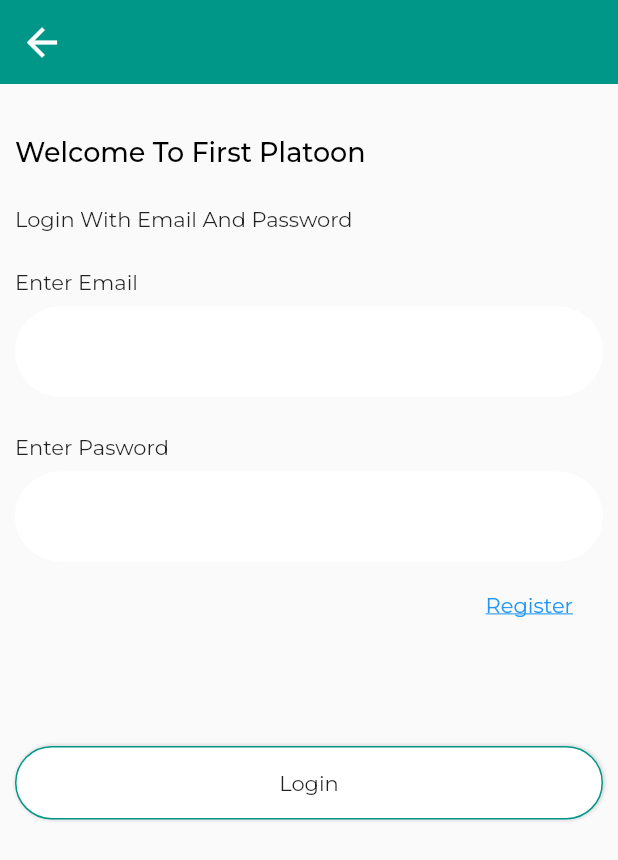
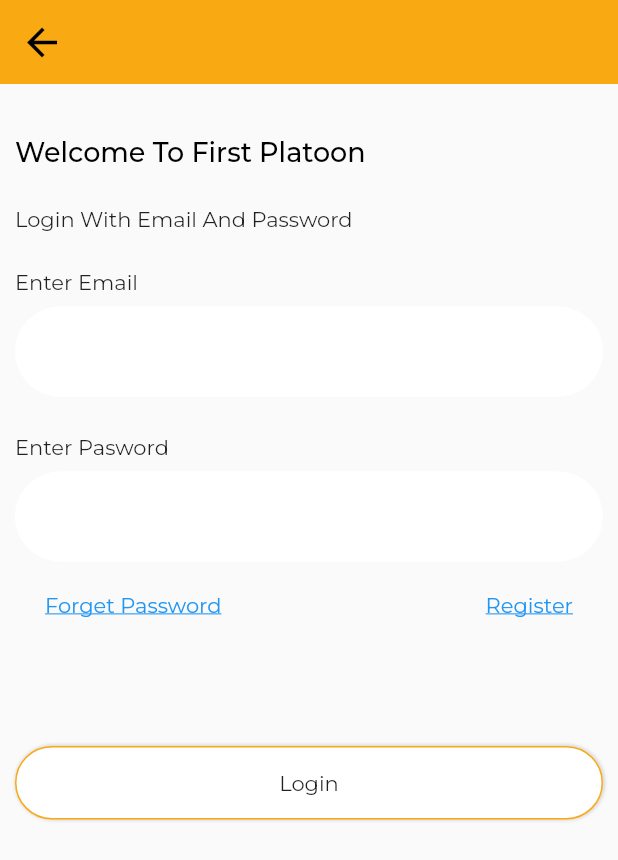
Before and after one commit to dannijanni604/first_platoon_app, a Flutter app: the screen it shows after launch, after a tap on the "arrow right alt" icon, on a phone screen of 412 x 824 dp. Shown: the top 860 px of the screen. Run offline on Flutter 3.47's test engine with Material 2 defaults, Android fonts, the phone set to English and light mode, and no system bars; our stand-ins replace cached_network_image, cloud_firestore, dio, file_picker, firebase_auth, firebase_core and 9 more; missing offline and left inert: flutter_file_view, qr_code_scanner; accounts and stored records are empty; project files that could hold a hidden picture were left out.

Commit message:
theme-update

```diff
--- a/lib/controllers/auth_controller.dart
+++ b/lib/controllers/auth_controller.dart
@@ -108,7 +108,7 @@ class AuthController extends GetxController {
       onLogin(true);
       await auth.sendPasswordResetEmail(email: email);
       kerrorSnackbar(
-        message: "Request Will Be Send Check You MailBox To Reset Password",
+        message: "Reset password email sent, Please check your mail",
       );
       onLogin(false);
     } on FirebaseAuthException catch (e) {
--- a/lib/core/theme.dart
+++ b/lib/core/theme.dart
@@ -1,19 +1,31 @@
 import 'package:flutter/material.dart';
 
 class AppTheme {
-  static const Color kprimaryColor = Color.fromRGBO(0, 150, 136, 1);
-  static const MaterialColor primaryColor = MaterialColor(0xFF009688, {
-    50: Color.fromRGBO(0, 150, 136, .1),
-    100: Color.fromRGBO(0, 150, 136, .2),
-    200: Color.fromRGBO(0, 150, 136, .3),
-    300: Color.fromRGBO(0, 150, 136, .4),
-    400: Color.fromRGBO(0, 150, 136, .5),
-    500: Color.fromRGBO(0, 150, 136, .6),
-    600: Color.fromRGBO(0, 150, 136, .7),
-    700: Color.fromRGBO(0, 150, 136, .8),
-    800: Color.fromRGBO(0, 150, 136, .9),
-    900: Color.fromRGBO(0, 150, 136, 1),
+  static const Color kprimaryColor = Color.fromRGBO(249, 169, 18, 1);
+  // static const MaterialColor primaryColor = MaterialColor(0xFF009688, {
+  //   50: Color.fromRGBO(249, 169, 18, .1),
+  //   100: Color.fromRGBO(249, 169, 18, .2),
+  //   200: Color.fromRGBO(249, 169, 18, .3),
+  //   300: Color.fromRGBO(249, 169, 18, .4),
+  //   400: Color.fromRGBO(249, 169, 18, .5),
+  //   500: Color.fromRGBO(249, 169, 18, .6),
+  //   600: Color.fromRGBO(249, 169, 18, .7),
+  //   700: Color.fromRGBO(249, 169, 18, .8),
+  //   800: Color.fromRGBO(249, 169, 18, .9),
+  //   900: Color.fromRGBO(249, 169, 18, 1),
+  // });
+  static const MaterialColor primaryColor = MaterialColor(0xFFf9a912, {
+    50: Color.fromRGBO(249, 169, 18, .1),
+    100: Color.fromRGBO(249, 169, 18, .2),
+    200: Color.fromRGBO(249, 169, 18, .3),
+    300: Color.fromRGBO(249, 169, 18, .4),
+    400: Color.fromRGBO(249, 169, 18, .5),
+    500: Color.fromRGBO(249, 169, 18, .6),
+    600: Color.fromRGBO(249, 169, 18, .7),
+    700: Color.fromRGBO(249, 169, 18, .8),
+    800: Color.fromRGBO(249, 169, 18, .9),
+    900: Color.fromRGBO(249, 169, 18, 1),
   });
-  static const Color kblueColor = Color.fromRGBO(0, 150, 136, 1);
+  static const Color kblueColor = Color.fromRGBO(249, 169, 18, 1);
   static const Color kgreenColor = Colors.lightGreen;
 }
--- a/lib/views/auth_views/admin_login_view.dart
+++ b/lib/views/auth_views/admin_login_view.dart
@@ -67,25 +67,25 @@ class AdminLoginView extends StatelessWidget {
                         },
                       ),
                       Row(
-                        mainAxisAlignment: MainAxisAlignment.end,
+                        mainAxisAlignment: MainAxisAlignment.spaceBetween,
                         children: [
-                          // GestureDetector(
-                          //   onTap: () {
-                          //     appNavPush(
-                          //         context, const AdminForgetPasswordView());
-                          //   },
-                          //   child: const Padding(
-                          //     padding: EdgeInsets.symmetric(
-                          //         vertical: 20, horizontal: 20),
-                          //     child: Text(
-                          //       "Forget Password",
-                          //       style: TextStyle(
-                          //         color: Colors.blue,
-                          //         decoration: TextDecoration.underline,
-                          //       ),
-                          //     ),
-                          //   ),
-                          // ),
+                          GestureDetector(
+                            onTap: () {
+                              appNavPush(
+                                  context, const AdminForgetPasswordView());
+                            },
+                            child: const Padding(
+                              padding: EdgeInsets.symmetric(
+                                  vertical: 20, horizontal: 20),
+                              child: Text(
+                                "Forget Password",
+                                style: TextStyle(
+                                  color: Colors.blue,
+                                  decoration: TextDecoration.underline,
+                                ),
+                              ),
+                            ),
+                          ),
                           GestureDetector(
                             onTap: () {
                               appNavPush(context, const AdminSignUpView());
```
